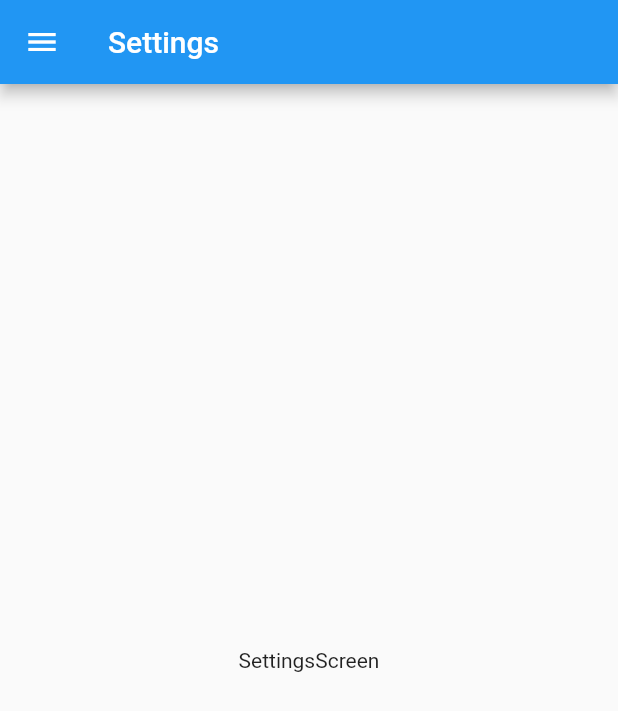
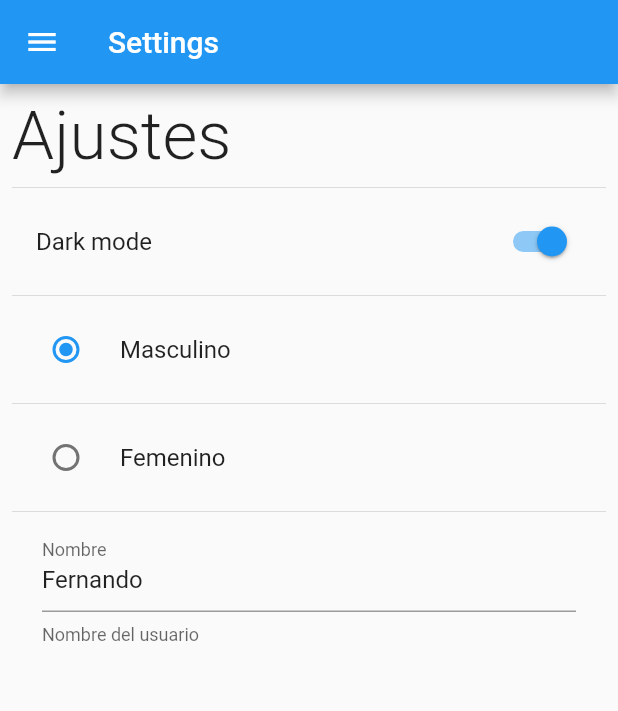
Before and after one commit to devb09/user_preferences_app, a Flutter app: the SettingsScreen screen opened by its route, on a phone screen of 412 x 824 dp. Shown: the top 711 px of the screen. Run offline on Flutter 3.47's test engine with Material 2 defaults, Android fonts, the light colour scheme and no system bars.

Commit message:
diseño de pantallas

```diff
--- a/lib/screens/home.screen.dart
+++ b/lib/screens/home.screen.dart
@@ -13,8 +13,15 @@ class HomeScreen extends StatelessWidget {
         title: Text('Home'),
       ),
       drawer: MenuDrawer(),
-      body: Center(
-        child: Text('HomeScreen'),
+      body: Column(
+        mainAxisAlignment: MainAxisAlignment.center,
+        children: [
+          Text('isDarkMode:'),
+          Divider(),
+          Text('Género:'),
+          Divider(),
+          Text('Nombre de usuario:'),
+        ],
       ),
     );
   }
--- a/lib/screens/settings.screen.dart
+++ b/lib/screens/settings.screen.dart
@@ -2,7 +2,6 @@ import 'package:flutter/material.dart';
 import 'package:user_preferences_app/widgets/drawer.dart';
 
 class SettingsScreen extends StatelessWidget {
-
   static const String routeName = 'Setting';
 
   const SettingsScreen({Key? key}) : super(key: key);
@@ -14,8 +13,46 @@ class SettingsScreen extends StatelessWidget {
       appBar: AppBar(
         title: Text('Settings'),
       ),
-      body: Center(
-         child: Text('SettingsScreen'),
+      body: Padding(
+        padding: const EdgeInsets.all(8.0),
+        child: SingleChildScrollView(
+          child: Column(
+            crossAxisAlignment: CrossAxisAlignment.start,
+            children: [
+              const Text('Ajustes',
+                  style: TextStyle(fontSize: 45, fontWeight: FontWeight.w300)),
+              Divider(),
+              SwitchListTile.adaptive(
+                value: true,
+                title: Text('Dark mode'),
+                onChanged: (value) {},
+              ),
+              Divider(),
+              RadioListTile<int>(
+                value: 1,
+                groupValue: 1,
+                title: Text('Masculino'),
+                onChanged: (value) {},
+              ),
+              Divider(),
+              RadioListTile<int>(
+                value: 2,
+                groupValue: 1,
+                title: Text('Femenino'),
+                onChanged: (value) {},
+              ),
+              Divider(),
+              Padding(
+                padding: const EdgeInsets.symmetric(horizontal: 20),
+                child: TextFormField(
+                  initialValue: 'Fernando',
+                  decoration: InputDecoration(
+                      labelText: 'Nombre', helperText: 'Nombre del usuario'),
+                ),
+              )
+            ],
+          ),
+        ),
       ),
     );
   }
```
